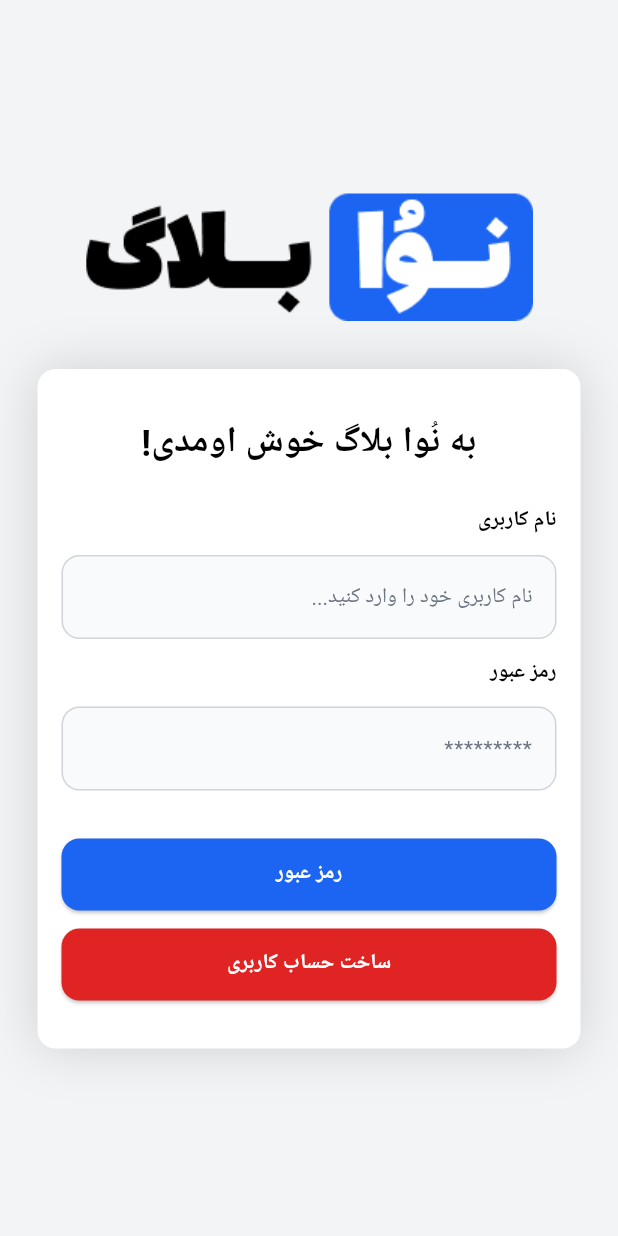
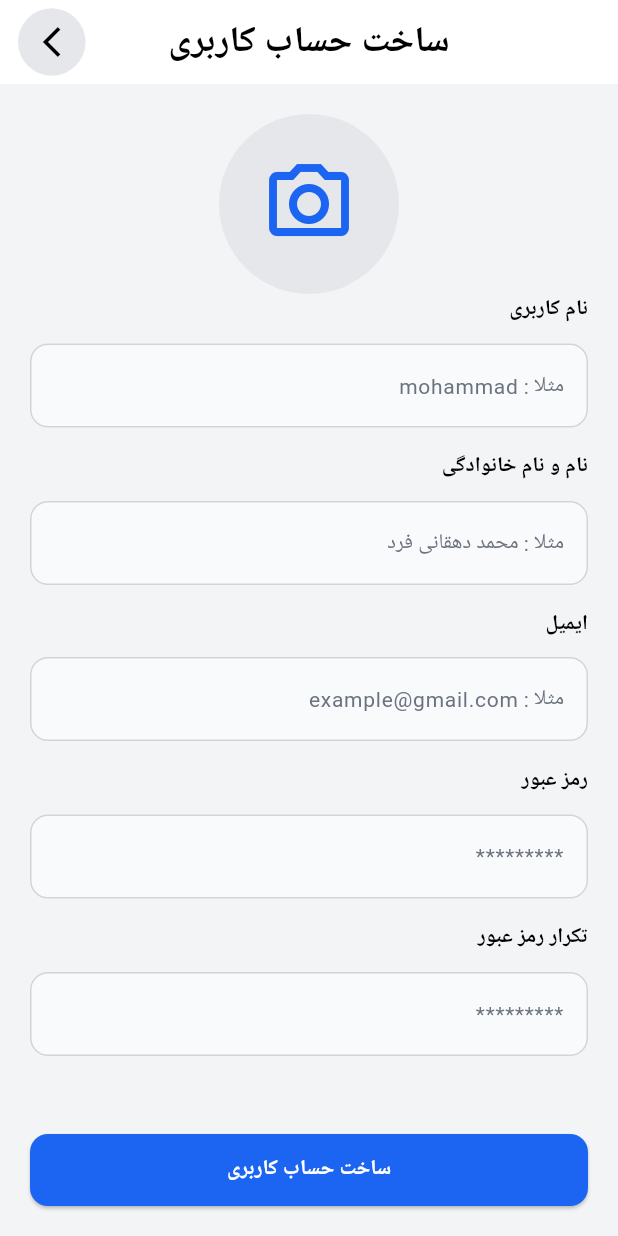
Before and after one commit to NovaTeamDevs/nova_blog_mobile, a Flutter app: the screen it shows after launch, after a tap on "ساخت حساب کاربری", on a phone screen of 412 x 824 dp. Run offline on Flutter 3.47's test engine with Material 3 defaults, Android fonts, the phone set to English and light mode, and no system bars; our stand-ins replace flutter_spinkit, get, google_fonts; Roboto replaces fonts that are missing (Vazirmatn).

Commit message:
impl registerView ui

```diff
--- a/lib/core/constants/app_colors.dart
+++ b/lib/core/constants/app_colors.dart
@@ -6,6 +6,7 @@ class AppColors {
  static const scaffoldColor = Color(0xFFF3F4F6);
  static const whiteColor = Color(0xFFFFFFFF);
  static const greyColor = Color(0xFF6B7280);
+ static const lightGreyColor = Color(0xFFE5E7EB);
  static const greyBorderColor = Color(0xFFD1D5DB);
  static const greyTextFieldColor = Color(0xFFF9FAFB);
 }
--- a/lib/core/constants/app_strings.dart
+++ b/lib/core/constants/app_strings.dart
@@ -33,6 +33,7 @@ class AppStrings {
  /// Hints
  static const usernameHint = "نام کاربری خود را وارد کنید...";
  static const usernameExampleHint = "مثلا : mohammad";
+ static const fullNameExampleHint = "مثلا : محمد دهقانی فرد";
  static const emailExampleHint = "مثلا : example@gmail.com";
  static const passwordHint = "*********";
  static const commentTxtHint = "نظر خود درباره مقاله مورد نظر را بنویسید...";
--- a/lib/core/widgets/custom_text_field.dart
+++ b/lib/core/widgets/custom_text_field.dart
@@ -4,7 +4,7 @@ import 'package:google_fonts/google_fonts.dart';
 import 'package:nova_blog_mobile/core/constants/app_colors.dart';
 
 class CustomTextField extends StatelessWidget {
-  const CustomTextField({super.key, required this.label, required this.hintTxt, required this.controller,this.inputType = TextInputType.visiblePassword});
+  const CustomTextField({super.key, required this.label, required this.hintTxt,this.controller,this.inputType = TextInputType.visiblePassword});
   final String label,hintTxt;
   final TextEditingController? controller;
   final TextInputType inputType;
--- a/lib/views/auth_view.dart
+++ b/lib/views/auth_view.dart
@@ -5,6 +5,7 @@ import 'package:nova_blog_mobile/core/constants/app_colors.dart';
 import 'package:nova_blog_mobile/core/constants/app_strings.dart';
 import 'package:nova_blog_mobile/core/widgets/custom_button_widget.dart';
 import 'package:nova_blog_mobile/core/widgets/custom_text_field.dart';
+import 'package:nova_blog_mobile/views/register_view.dart';
 
 class AuthView extends StatelessWidget {
   const AuthView({super.key});
@@ -52,7 +53,9 @@ class AuthView extends StatelessWidget {
                     CustomButtonWidget(onTap: () {}, txt: AppStrings.login),
                     SizedBox(height: 12.0,),
                     CustomButtonWidget(
-                        onTap: () {},
+                        onTap: () {
+                          Get.to(RegisterView());
+                        },
                         bgColor: AppColors.readColor,
                         txt: AppStrings.createAccount),
                   ],
--- /dev/null
+++ b/lib/views/register_view.dart
@@ -0,0 +1,85 @@
+import 'package:flutter/material.dart';
+import 'package:get/get.dart';
+import 'package:google_fonts/google_fonts.dart';
+import 'package:nova_blog_mobile/core/constants/app_colors.dart';
+import 'package:nova_blog_mobile/core/constants/app_strings.dart';
+import 'package:nova_blog_mobile/core/widgets/custom_button_widget.dart';
+import 'package:nova_blog_mobile/core/widgets/custom_text_field.dart';
+
+class RegisterView extends StatelessWidget {
+  const RegisterView({super.key});
+
+  @override
+  Widget build(BuildContext context) {
+    return Scaffold(
+      bottomNavigationBar: Padding(
+        padding: const EdgeInsets.all(20.0),
+        child: CustomButtonWidget(onTap: () {}, txt: AppStrings.createAccount),
+      ),
+      appBar: AppBar(
+        title: Text(AppStrings.createAccount,style: GoogleFonts.vazirmatn(fontSize: 24,fontWeight: FontWeight.bold)),
+        centerTitle: true,
+        automaticallyImplyLeading: false,
+        actions: [
+          GestureDetector(
+            onTap: () => Get.back(),
+            child: Container(
+              margin: EdgeInsets.only(left: 12),
+              width: 45,
+              height: 45,
+              decoration: BoxDecoration(
+                shape: BoxShape.circle,
+                color: AppColors.lightGreyColor
+              ),
+              child: Icon(Icons.arrow_forward_ios),
+            ),
+          )
+        ],
+      ),
+      body: Padding(
+        padding: const EdgeInsets.all(20),
+        child: SingleChildScrollView(
+          child: Column(
+            children: [
+              Container(
+                width: 120,
+                height: 120,
+                decoration: BoxDecoration(
+                  shape: BoxShape.circle,
+                  color: AppColors.lightGreyColor
+                ),
+                child: Icon(Icons.camera_alt_outlined,size: 64,color: context.theme.colorScheme.primary,),
+              ),
+              CustomTextField(
+                label: AppStrings.username,
+                hintTxt: AppStrings.usernameExampleHint,
+              ),
+              SizedBox(height: 16),
+              CustomTextField(
+                label: AppStrings.fullName,
+                hintTxt: AppStrings.fullNameExampleHint,
+              ),
+              SizedBox(height: 16),
+              CustomTextField(
+                label: AppStrings.email,
+                hintTxt: AppStrings.emailExampleHint,
+              ),
+              SizedBox(height: 16),
+              CustomTextField(
+                label: AppStrings.password,
+                hintTxt: AppStrings.passwordHint,
+                inputType: TextInputType.visiblePassword,
+              ),
+              SizedBox(height: 16),
+              CustomTextField(
+                label: AppStrings.repeatPassWord,
+                hintTxt: AppStrings.passwordHint,
+                inputType: TextInputType.visiblePassword,
+              ),
+            ],
+          ),
+        ),
+      ),
+    );
+  }
+}
```
